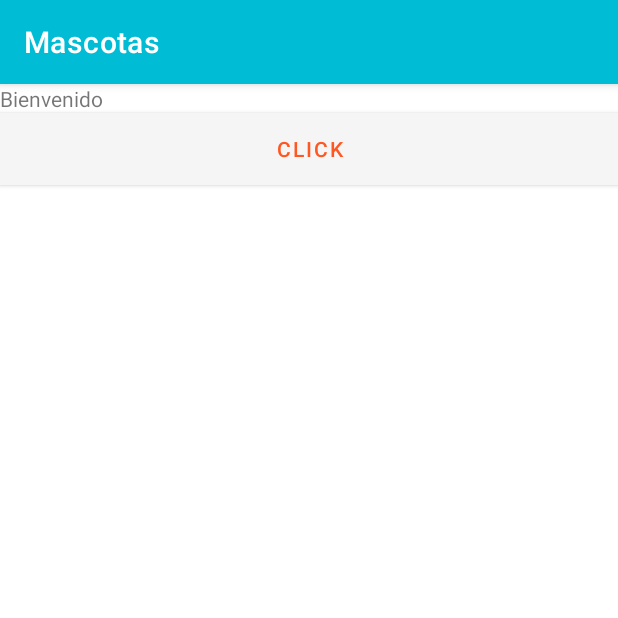
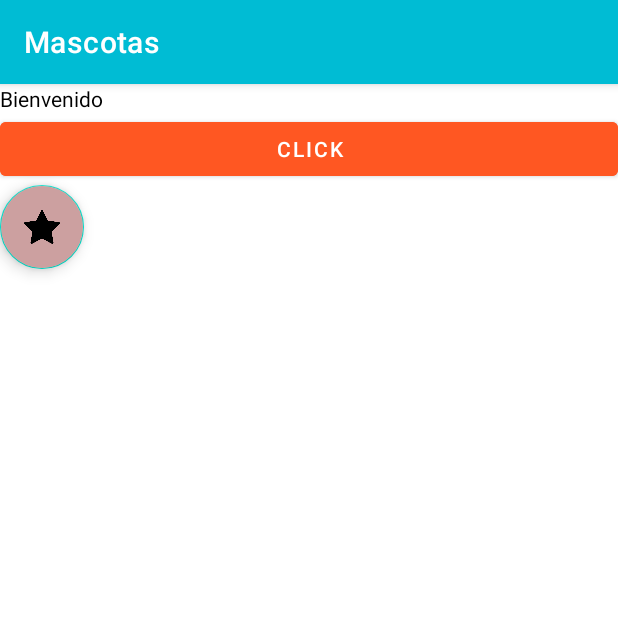
Before and after one commit to fredy-vazquez/mascotas, an Android app: the screen it shows after launch (MainActivity), on a phone screen of 412 x 824 dp, the top half of it. Run offline under Robolectric (Android 15) with nearby library versions, the phone set to English and light mode, and no system bars.

Commit message:
style action button

```diff
--- a/app/src/main/java/com/frvazquez/mascotas/MainActivity.java
+++ b/app/src/main/java/com/frvazquez/mascotas/MainActivity.java
@@ -3,6 +3,9 @@ package com.frvazquez.mascotas;
 import androidx.appcompat.app.AppCompatActivity;
 
 import android.os.Bundle;
+import android.view.View;
+
+import com.google.android.material.floatingactionbutton.FloatingActionButton;
 
 public class MainActivity extends AppCompatActivity {
 
@@ -10,5 +13,17 @@ public class MainActivity extends AppCompatActivity {
     protected void onCreate(Bundle savedInstanceState) {
         super.onCreate(savedInstanceState);
         setContentView(R.layout.activity_main);
+        agregarFAB();
     }
+
+    public void agregarFAB() {
+        FloatingActionButton miFAB = findViewById(R.id.fabMiFAB);
+        miFAB.setOnClickListener(new View.OnClickListener() {
+            @Override
+            public void onClick(View view) {
+
+            }
+        });
+    }
+
 }
--- a/app/src/main/res/layout/activity_main.xml
+++ b/app/src/main/res/layout/activity_main.xml
@@ -4,19 +4,26 @@
     xmlns:tools="http://schemas.android.com/tools"
     android:layout_width="match_parent"
     android:layout_height="match_parent"
-    tools:context=".MainActivity">
+    android:visibility="visible"
+    tools:context=".MainActivity"
+    tools:visibility="visible">
 
     <RelativeLayout
         android:layout_width="match_parent"
         android:layout_height="match_parent"
-        tools:layout_editor_absoluteX="1dp"
-        tools:layout_editor_absoluteY="1dp">
+        android:theme="@style/Theme.MiBotonRaised"
+        android:visibility="visible"
+        app:layout_constraintBottom_toBottomOf="parent"
+        app:layout_constraintEnd_toEndOf="parent"
+        app:layout_constraintStart_toStartOf="parent"
+        app:layout_constraintTop_toTopOf="parent">
 
         <TextView
             android:id="@+id/titulo"
             android:layout_width="match_parent"
             android:layout_height="wrap_content"
             android:text="@string/titulo"
+            android:textColor="@color/black"
             app:layout_constraintBottom_toBottomOf="parent"
             app:layout_constraintEnd_toEndOf="parent"
             app:layout_constraintHorizontal_bias="0.422"
@@ -29,9 +36,26 @@
             android:layout_width="match_parent"
             android:layout_height="wrap_content"
             android:layout_below="@+id/titulo"
-            android:background="#F44336"
             android:text="@string/boton"
-            android:theme="@style/MiBotonRaised" />
+            android:textColor="@color/white"
+            android:theme="@style/Theme.MiBotonRaised"
+            android:backgroundTint="@color/colorAccent"
+            tools:ignore="TextContrastCheck" />
+
+
+        <com.google.android.material.floatingactionbutton.FloatingActionButton
+            android:id="@+id/fabMiFAB"
+            android:layout_width="90dp"
+            android:layout_height="82dp"
+            android:layout_below="@+id/botonclick"
+            android:backgroundTint="@color/colorRedShort"
+            android:contentDescription="@string/app_name"
+            android:hapticFeedbackEnabled="true"
+            android:src="@drawable/start_9"
+            android:visibility="visible"
+            tools:visibility="visible" />
+
 
     </RelativeLayout>
+
 </androidx.constraintlayout.widget.ConstraintLayout>
--- a/app/src/main/res/values-night/themes.xml
+++ b/app/src/main/res/values-night/themes.xml
@@ -14,7 +14,7 @@
         <!-- Customize your theme here. -->
     </style>
 
-    <style name="MiBotonRaised" parent="Theme.AppCompat.Light">
+    <style name="Theme.MiBotonRaised" parent="Theme.AppCompat.Light">
         <item name="colorButtonNormal">@color/colorAccent</item>
         <item name="colorControlHighlight">@color/white</item>
         <item name="android:textColor">@color/white</item>
--- a/app/src/main/res/values/colors.xml
+++ b/app/src/main/res/values/colors.xml
@@ -3,7 +3,7 @@
     <color name="colorPrimary">#00BCD4</color>
     <color name="colorPrimaryDark">#0097A7</color>
     <color name="colorAccent">#FF5722</color>
-
+    <color name="colorRedShort">#CCA0A0</color>
 
     <color name="purple_200">#FFBB86FC</color>
     <color name="purple_500">#FF6200EE</color>
--- a/app/src/main/res/values/themes.xml
+++ b/app/src/main/res/values/themes.xml
@@ -6,15 +6,15 @@
         <item name="colorPrimaryVariant">@color/colorPrimaryDark</item>
         <item name="colorOnPrimary">@color/colorAccent</item>
         <!-- Secondary brand color. -->
-        <item name="colorSecondary">@color/teal_200</item>
-        <item name="colorSecondaryVariant">@color/teal_700</item>
-        <item name="colorOnSecondary">@color/black</item>
+        <item name="colorSecondary">@color/colorPrimary</item>
+        <item name="colorSecondaryVariant">@color/colorPrimaryDark</item>
+        <item name="colorOnSecondary">@color/colorAccent</item>
         <!-- Status bar color. -->
         <item name="android:statusBarColor">?attr/colorPrimaryVariant</item>
         <!-- Customize your theme here. -->
     </style>
 
-    <style name="MiBotonRaised" parent="Theme.AppCompat.Light">
+    <style name="Theme.MiBotonRaised" parent="Theme.AppCompat.Light">
         <item name="colorButtonNormal">@color/colorAccent</item>
         <item name="colorControlHighlight">@color/white</item>
         <item name="android:textColor">@color/white</item>
```
Also changed, not shown: app/src/main/res/drawable-hdpi/start_9.png (added), app/src/main/res/drawable-mdpi/start_9.png (added), app/src/main/res/drawable-xhdpi/start_9.png (added), app/src/main/res/drawable-xxhdpi/start_9.png (added), app/src/main/res/drawable-xxxhdpi/start_9.png (added).
